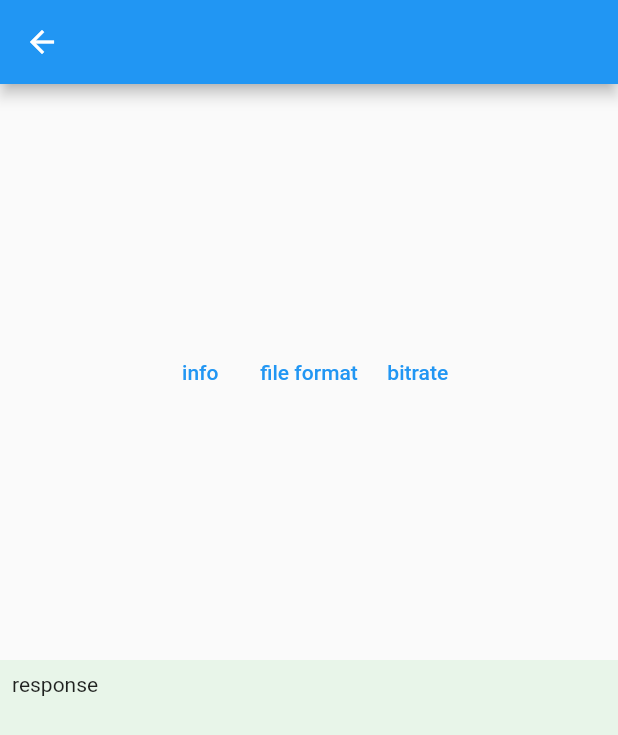
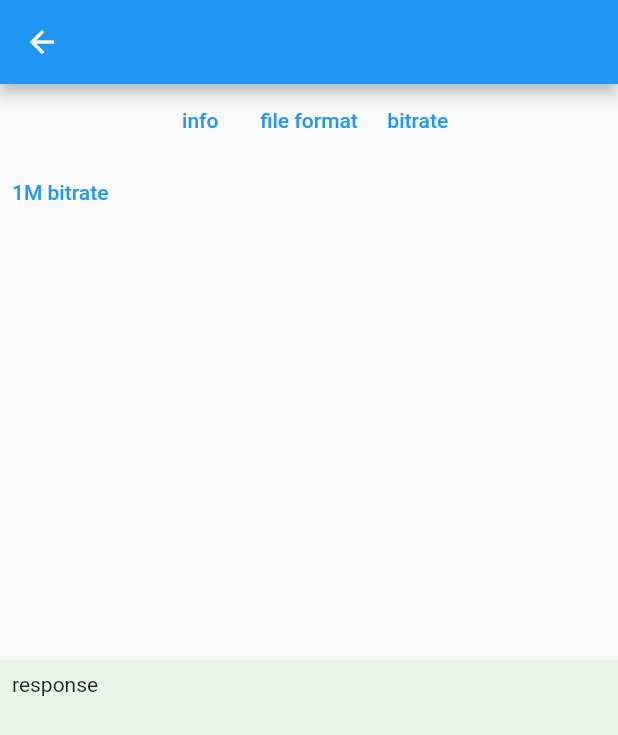
Before and after one commit to codetricity/theta_client_bitrate, a Flutter app: the OptionScreen screen opened directly, on a phone screen of 412 x 824 dp. Shown: the top 735 px of the screen. Run offline on Flutter 3.47's test engine with Material 2 defaults, Android fonts, the phone set to English and light mode, and no system bars; our stand-ins replace plugin_platform_interface, video_player.

Commit message:
added 1M bitrate

```diff
--- a/lib/option_screen.dart
+++ b/lib/option_screen.dart
@@ -22,7 +22,9 @@ class _OptionScreenState extends State<OptionScreen> {
       body: Column(children: [
         Expanded(
           flex: 2,
-          child: Row(
+          child: Column(
+            children: [
+              Row(
                 mainAxisAlignment: MainAxisAlignment.center,
                 children: [
                   TextButton(
@@ -42,7 +44,8 @@ class _OptionScreenState extends State<OptionScreen> {
                       final options = await _thetaClientFlutter
                           .getOptions([OptionNameEnum.fileFormat]);
                       setState(() {
-                    response = 'file format: ${options.fileFormat.toString()}';
+                        response =
+                            'file format: ${options.fileFormat.toString()}';
                       });
                     },
                     child: const Text('file format'),
@@ -71,6 +74,33 @@ class _OptionScreenState extends State<OptionScreen> {
                   ),
                 ],
               ),
+              Row(
+                children: [
+                  TextButton(
+                      onPressed: () async {
+                        final body = {
+                          'name': 'camera.setOptions',
+                          'parameters': {
+                            'options': {'_bitrate': '1048576'}
+                          }
+                        };
+                        final cameraResponse = await http.post(
+                            Uri.parse(
+                                'http://192.168.1.1/osc/commands/execute'),
+                            body: jsonEncode(body),
+                            headers: {
+                              'Content-Type': 'application/json;charset=utf-8'
+                            });
+                        final bodyMap = jsonDecode(cameraResponse.body);
+                        setState(() {
+                          response = bodyMap.toString();
+                        });
+                      },
+                      child: Text('1M bitrate'))
+                ],
+              )
+            ],
+          ),
         ),
         Expanded(
             flex: 2,
```
Lines whose indentation alone changed are shown as unchanged.
